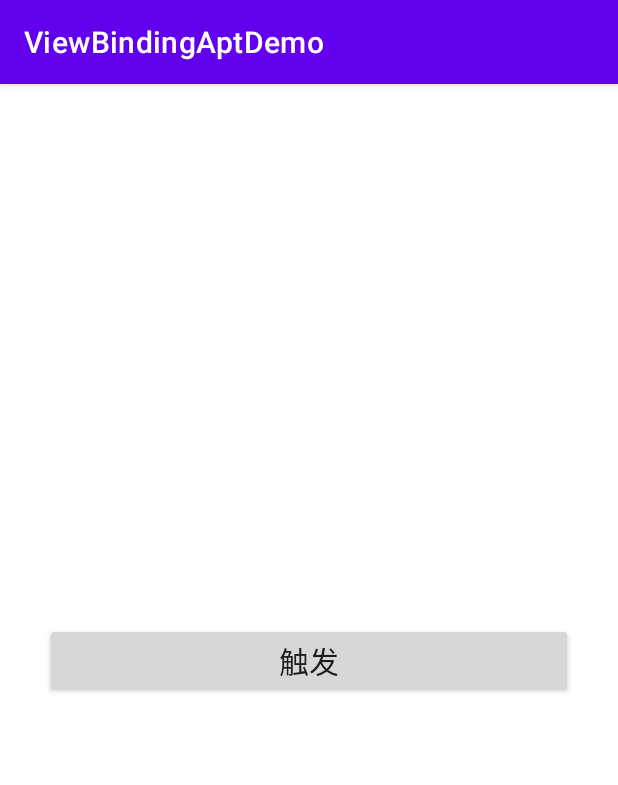
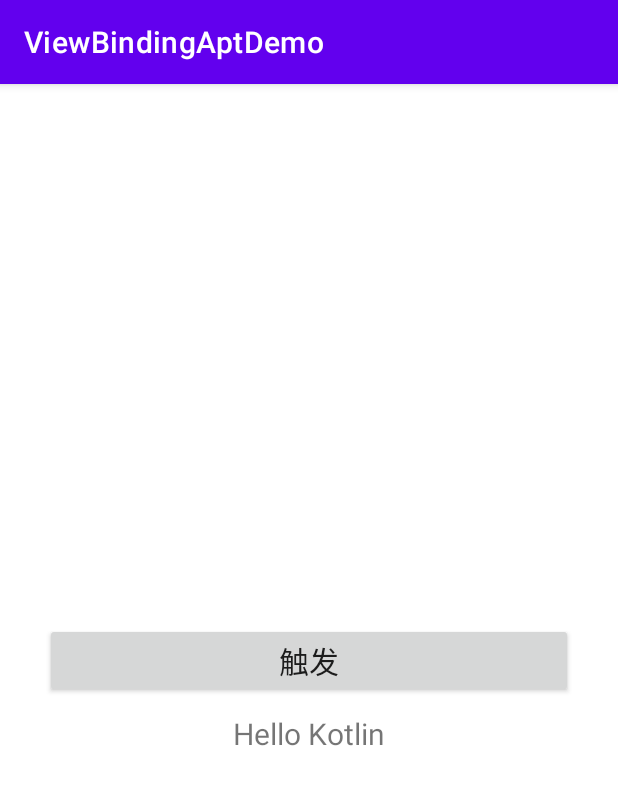
Before and after one commit to sukaidev/BestPractices, an Android app: the screen it shows after launch (MainActivity), on a phone screen of 412 x 824 dp. Shown: the top 785 px of the screen. Run offline under Robolectric (Android 15) with nearby library versions, the phone set to English and light mode, and no system bars; our stand-ins replace ButterKnife; 4 statements that could not run were skipped.

```diff
--- a/ViewBindingAptDemo/annotations/src/main/java/com/sukaidev/annotations/BindClass.kt
+++ b/ViewBindingAptDemo/annotations/src/main/java/com/sukaidev/annotations/BindClass.kt
@@ -12,4 +12,4 @@ import javax.lang.model.SourceVersion
  */
 @Target(AnnotationTarget.CLASS)
 @Retention(AnnotationRetention.BINARY)
-annotation class BindClass()
+annotation class BindClass
--- a/ViewBindingAptDemo/app/src/main/java/com/sukaidev/viewbindingaptdemo/MainActivity.kt
+++ b/ViewBindingAptDemo/app/src/main/java/com/sukaidev/viewbindingaptdemo/MainActivity.kt
@@ -4,8 +4,10 @@ import android.os.Bundle
 import android.widget.Toast
 import androidx.appcompat.app.AppCompatActivity
 import androidx.appcompat.widget.AppCompatButton
+import androidx.appcompat.widget.AppCompatTextView
 import com.sukaidev.annotations.BindClass
 import com.sukaidev.annotations.BindView
+import com.sukaidev.runtime.ViewBinding
 
 //import butterknife.BindView
 //import butterknife.ButterKnife
@@ -17,21 +19,27 @@ import com.sukaidev.annotations.BindView
  * Created by sukaidev on 2021/07/06.
  * @author sukaidev
  */
-@BindClass()
+@BindClass
 class MainActivity : AppCompatActivity() {
 
-    //    @BindView(R.id.button_action)
     @BindView(R.id.button_action)
     lateinit var button: AppCompatButton
+
+    @BindView(R.id.tv_hello)
+    lateinit var tvHello: AppCompatTextView
 
     override fun onCreate(savedInstanceState: Bundle?) {
         super.onCreate(savedInstanceState)
         setContentView(R.layout.activity_main)
 
 //        ButterKnife.bind(this)
+        ViewBinding.INSTANCE.bind(this)
+
 
         button.setOnClickListener {
             Toast.makeText(this, "绑定成功！", Toast.LENGTH_SHORT).show()
         }
+
+        tvHello.text = "Hello KAPT"
     }
 }
--- a/ViewBindingAptDemo/app/src/main/res/layout/activity_main.xml
+++ b/ViewBindingAptDemo/app/src/main/res/layout/activity_main.xml
@@ -16,4 +16,15 @@
         app:layout_constraintStart_toStartOf="parent"
         app:layout_constraintTop_toTopOf="parent" />
 
+    <androidx.appcompat.widget.AppCompatTextView
+        android:id="@+id/tv_hello"
+        android:layout_width="wrap_content"
+        android:layout_height="wrap_content"
+        android:layout_marginTop="10dp"
+        android:textSize="20dp"
+        android:text="Hello Kotlin"
+        app:layout_constraintEnd_toEndOf="@id/button_action"
+        app:layout_constraintStart_toStartOf="@id/button_action"
+        app:layout_constraintTop_toBottomOf="@id/button_action" />
+
 </androidx.constraintlayout.widget.ConstraintLayout>
--- a/ViewBindingAptDemo/compiler/build.gradle
+++ b/ViewBindingAptDemo/compiler/build.gradle
@@ -15,7 +15,6 @@ dependencies {
 
     implementation 'com.squareup:javapoet:1.13.0'
     implementation 'com.squareup:kotlinpoet:1.5.0'
-    implementation 'com.google.auto.service:auto-service:1.0-rc6'
 
     compileOnly files(Jvm.current().getToolsJar())
 }
--- a/ViewBindingAptDemo/compiler/src/main/java/com/sukaidev/compiler/ViewBindingProcessor.kt
+++ b/ViewBindingAptDemo/compiler/src/main/java/com/sukaidev/compiler/ViewBindingProcessor.kt
@@ -1,6 +1,5 @@
 package com.sukaidev.compiler
 
-import com.google.auto.service.AutoService
 import com.sukaidev.annotations.BindClass
 import com.sukaidev.annotations.BindView
 import com.sukaidev.compiler.binding.BindingActivity
@@ -17,7 +16,6 @@ import com.sukaidev.compiler.util.isSubType
 import com.sun.tools.javac.code.Symbol
 import javax.annotation.processing.AbstractProcessor
 import javax.annotation.processing.ProcessingEnvironment
-import javax.annotation.processing.Processor
 import javax.annotation.processing.RoundEnvironment
 import javax.lang.model.SourceVersion
 import javax.lang.model.element.Element
@@ -31,7 +29,6 @@ import javax.lang.model.element.TypeElement
  *
  * @author sukaidev
  */
-@AutoService(Processor::class)
 class ViewBindingProcessor : AbstractProcessor() {
 
     override fun init(processingEnv: ProcessingEnvironment) {
@@ -46,6 +43,8 @@ class ViewBindingProcessor : AbstractProcessor() {
     ): Boolean {
         val bindingActivities = HashMap<Element, BindingActivity>()
         val bindingFragments = HashMap<Element, BindingFragment>()
+
+
 
         // 第一步，收集所有标注了注解的Activity
         val activityType = elements.getTypeElement(ACTIVITY_JVM_CLASS_NAME).asType()
--- a/ViewBindingAptDemo/compiler/src/main/java/com/sukaidev/compiler/binding/BindingActivity.kt
+++ b/ViewBindingAptDemo/compiler/src/main/java/com/sukaidev/compiler/binding/BindingActivity.kt
@@ -10,6 +10,8 @@ import javax.lang.model.element.TypeElement
  * @author sukaidev
  */
 class BindingActivity(val typeElement: TypeElement) {
+
+    val resId: Int = 0
 
     val bindingViews = TreeSet<BindingView>()
 
--- a/ViewBindingAptDemo/compiler/src/main/java/com/sukaidev/compiler/binding/const/Constant.kt
+++ b/ViewBindingAptDemo/compiler/src/main/java/com/sukaidev/compiler/binding/const/Constant.kt
@@ -20,4 +20,8 @@ object Constant {
     const val FRAGMENT_JVM_CLASS_NAME = "androidx.fragment.app.Fragment"
 
     const val VIEW_JVM_CLASS_NAME = "android.view.View"
+
+    const val UTIL_CLASS_PACKAGE_NAME = "com.sukaidev.runtime"
+
+    const val UTIL_CLASS_SIMPLE_NAME = "Utils"
 }
--- a/ViewBindingAptDemo/compiler/src/main/java/com/sukaidev/compiler/binding/entity/BindingView.kt
+++ b/ViewBindingAptDemo/compiler/src/main/java/com/sukaidev/compiler/binding/entity/BindingView.kt
@@ -14,13 +14,11 @@ typealias  KotlinTypeName = com.squareup.kotlinpoet.TypeName
  * Created by sukaidev on 2021/07/02.
  * @author sukaidev
  */
-open class BindingView(private val symbol: Symbol.VarSymbol) : Comparable<BindingView> {
+open class BindingView(val symbol: Symbol.VarSymbol) : Comparable<BindingView> {
 
     val name = symbol.qualifiedName.toString()
 
     val isPrivate = symbol.isPrivate
-
-    val isPrimitive = symbol.type.isPrimitive
 
     override fun toString(): String {
         return "$name:${symbol.type}"
--- a/ViewBindingAptDemo/runtime/src/main/java/com/sukaidev/runtime/BindingActivityLifecycleCallback.kt
+++ b/ViewBindingAptDemo/runtime/src/main/java/com/sukaidev/runtime/BindingActivityLifecycleCallback.kt
@@ -15,7 +15,6 @@ class BindingActivityLifecycleCallback : Application.ActivityLifecycleCallbacks
 
     override fun onActivityPostCreated(activity: Activity, savedInstanceState: Bundle?) {
         super.onActivityPostCreated(activity, savedInstanceState)
-        ViewBinding.INSTANCE.performOnBind(activity)
     }
 
     override fun onActivityStarted(activity: Activity) {
@@ -34,6 +33,6 @@ class BindingActivityLifecycleCallback : Application.ActivityLifecycleCallbacks
     }
 
     override fun onActivityDestroyed(activity: Activity) {
-        ViewBinding.INSTANCE.performOnUnBind(activity)
+        ViewBinding.INSTANCE.unBind(activity)
     }
 }
--- a/ViewBindingAptDemo/runtime/src/main/java/com/sukaidev/runtime/ViewBinding.kt
+++ b/ViewBindingAptDemo/runtime/src/main/java/com/sukaidev/runtime/ViewBinding.kt
@@ -18,23 +18,28 @@ class ViewBinding {
         app.registerActivityLifecycleCallbacks(activityLifecycleCallback)
     }
 
-    fun performOnBind(activity: Activity) {
+    fun bind(activity: Activity) {
         val bindingClassName = activity.javaClass.name + BINDING_CLASS_POSTFIX
         var bindingClass = BINDINGS[bindingClassName]
-        if (bindingClass == null) {
-            try {
+        try {
+            if (bindingClass == null) {
                 bindingClass = Class.forName(bindingClassName)
                 BINDINGS[bindingClassName] = bindingClass
-            } catch (e: ClassNotFoundException) {
-                e.printStackTrace()
-                return
             }
+            bindingClass?.getDeclaredMethod("bind", Activity::class.java)?.invoke(null, activity)
+        } catch (e: ClassNotFoundException) {
+            e.printStackTrace()
+            return
         }
-        bindingClass?.getDeclaredMethod("bind", Activity::class.java)?.invoke(null, activity)
     }
 
-    fun performOnUnBind(activity: Activity) {
+    fun unBind(activity: Activity) {
         val bindingClassName = activity.javaClass.name + BINDING_CLASS_POSTFIX
+
+        val bindingClass = BINDINGS[bindingClassName] ?: return
+
+
+
         BINDINGS.remove(bindingClassName)
     }
 
```
Also changed, not shown: ViewBindingAptDemo/app/src/main/java/com/sukaidev/viewbindingaptdemo/MainActivity_ViewBinding.kt (+16 -4 lines), ViewBindingAptDemo/compiler/src/main/java/com/sukaidev/compiler/binding/BindingActivityBuilder.kt (+81 -11 lines), 1 other file.
